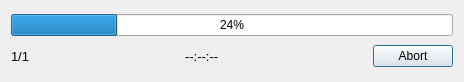
The window that platform/qt/StatusDialog.ui (ilia3101/MLV-App) describes before a commit, drawn with Qt 5.
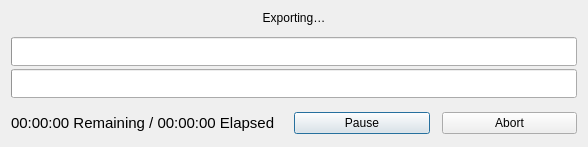
The same window after the commit.

Commit message:
Improved StatusDialog with ability to pause/resume CinemaDNG export
Display progress and remaining/elapsed time of the current clip, as well as total progress.

Ability to pause/resume CinemaDNG export.

Use a monospace font for the timer label to prevent text "dancing".

Show a confirmation dialog when clicking the "Abort" button.

Diff of the .ui file:
```diff
--- a/platform/qt/StatusDialog.ui
+++ b/platform/qt/StatusDialog.ui
@@ -6,73 +6,106 @@
    <rect>
     <x>0</x>
     <y>0</y>
-    <width>464</width>
-    <height>82</height>
+    <width>588</width>
+    <height>147</height>
    </rect>
   </property>
+  <property name="minimumSize">
+   <size>
+    <width>588</width>
+    <height>0</height>
+   </size>
+  </property>
   <property name="windowTitle">
    <string>Export...</string>
   </property>
   <layout class="QGridLayout" name="gridLayout">
+   <property name="verticalSpacing">
+    <number>12</number>
+   </property>
    <item row="0" column="0">
-    <widget class="QProgressBar" name="progressBar">
-     <property name="value">
-      <number>24</number>
+    <widget class="QLabel" name="label">
+     <property name="sizePolicy">
+      <sizepolicy hsizetype="Preferred" vsizetype="Fixed">
+       <horstretch>0</horstretch>
+       <verstretch>0</verstretch>
+      </sizepolicy>
+     </property>
+     <property name="text">
+      <string>Exporting…</string>
+     </property>
+     <property name="alignment">
+      <set>Qt::AlignCenter</set>
+     </property>
+     <property name="margin">
+      <number>3</number>
      </property>
     </widget>
    </item>
    <item row="1" column="0">
+    <layout class="QVBoxLayout" name="verticalLayout">
+     <property name="spacing">
+      <number>3</number>
+     </property>
+     <item>
+      <widget class="QProgressBar" name="progressBar">
+       <property name="sizePolicy">
+        <sizepolicy hsizetype="Expanding" vsizetype="MinimumExpanding">
+         <horstretch>0</horstretch>
+         <verstretch>0</verstretch>
+        </sizepolicy>
+       </property>
+      </widget>
+     </item>
+     <item>
+      <widget class="QProgressBar" name="totalProgressBar">
+       <property name="sizePolicy">
+        <sizepolicy hsizetype="Expanding" vsizetype="MinimumExpanding">
+         <horstretch>0</horstretch>
+         <verstretch>0</verstretch>
+        </sizepolicy>
+       </property>
+      </widget>
+     </item>
+    </layout>
+   </item>
+   <item row="2" column="0">
     <layout class="QHBoxLayout" name="horizontalLayout">
-     <item>
-      <widget class="QLabel" name="label">
-       <property name="font">
-        <font>
-         <pointsize>10</pointsize>
-        </font>
-       </property>
-       <property name="text">
-        <string>1/1</string>
-       </property>
-      </widget>
-     </item>
-     <item>
-      <spacer name="horizontalSpacer">
-       <property name="orientation">
-        <enum>Qt::Horizontal</enum>
-       </property>
-       <property name="sizeHint" stdset="0">
-        <size>
-         <width>40</width>
-         <height>20</height>
-        </size>
-       </property>
-      </spacer>
-     </item>
+     <property name="spacing">
+      <number>12</number>
+     </property>
      <item>
       <widget class="QLabel" name="labelEstimatedTime">
+       <property name="minimumSize">
+        <size>
+         <width>0</width>
+         <height>26</height>
+        </size>
+       </property>
        <property name="font">
         <font>
-         <pointsize>10</pointsize>
+         <pointsize>11</pointsize>
         </font>
        </property>
        <property name="text">
-        <string>--:--:--</string>
+        <string>00:00:00 Remaining / 00:00:00 Elapsed</string>
        </property>
       </widget>
      </item>
      <item>
-      <spacer name="horizontalSpacer_2">
+      <spacer name="horizontalSpacer">
        <property name="orientation">
         <enum>Qt::Horizontal</enum>
        </property>
-       <property name="sizeHint" stdset="0">
-        <size>
-         <width>40</width>
-         <height>20</height>
-        </size>
-       </property>
       </spacer>
      </item>
+     <item>
+      <widget class="QPushButton" name="pushButtonPause">
+       <property name="text">
+        <string>Pause</string>
+       </property>
+      </widget>
+     </item>
      <item>
       <widget class="QPushButton" name="pushButtonAbort">
        <property name="text">
```
Left out of the diff: 2 changed lines with no effect on the pictures. The commit also changes 4 other files.
